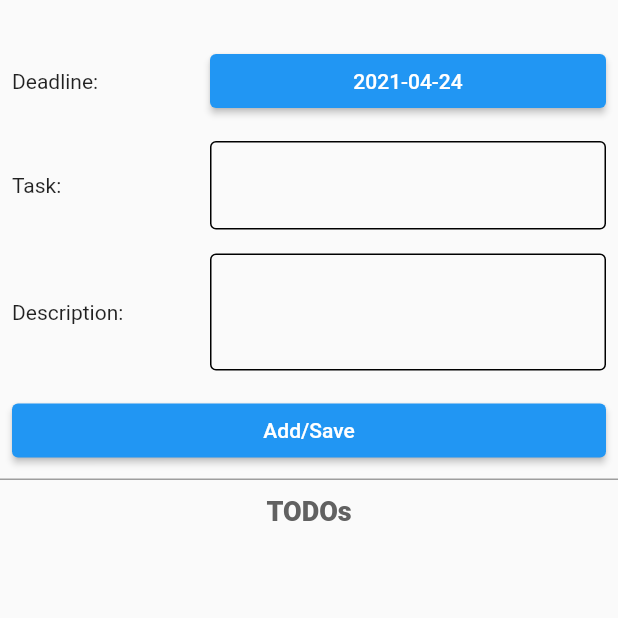
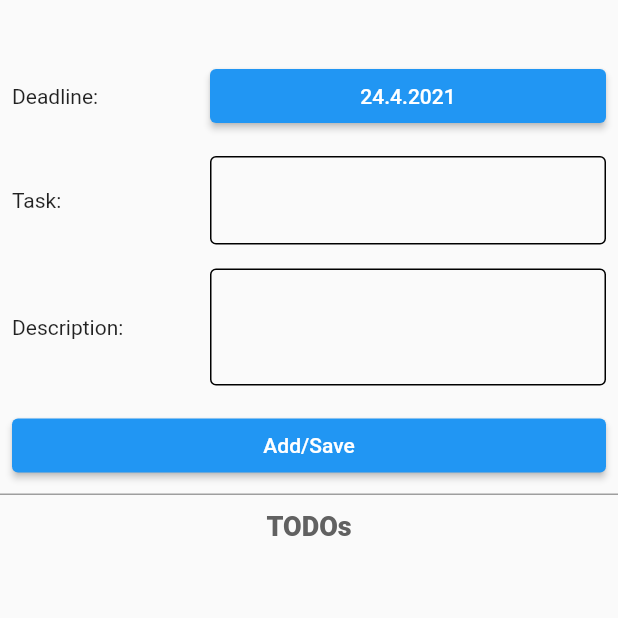
Before and after one commit to mmstq/sample, a Flutter app: the screen it shows after launch, on a phone screen of 412 x 824 dp, the top half of it. Run offline on Flutter 3.47's test engine with Material 2 defaults, Android fonts, the phone set to English and light mode, and no system bars; our stand-ins replace flutter_slidable.

Commit message:
first commit

```diff
--- a/lib/main.dart
+++ b/lib/main.dart
@@ -60,14 +60,14 @@ class _HomeState extends State<Home> {
         builder: (ctx, snapshot) => Column(
           children: [
             Padding(
-              padding: const EdgeInsets.fromLTRB(8, 30, 8, 8),
+              padding: const EdgeInsets.fromLTRB(8, 40, 8, 8),
               child: Row(
                 children: [
                   Expanded(flex: 1, child: Text('Deadline:')),
                   Expanded(
                       flex: 2,
                       child: ElevatedButton(
-                        child: Text("${pickedDate.toLocal()}".split(' ')[0]),
+                        child: Text('${pickedDate.day}.${pickedDate.month}.${pickedDate.year}'),
                         onPressed: () => _selectDate(context),
                       ))
                 ],
@@ -191,7 +191,7 @@ class _HomeState extends State<Home> {
                                     Expanded(
                                       flex: 2,
                                       child: Text(
-                                        '${date.day}-${date.month}-${date.year}',
+                                        '${date.day}.${date.month}.${date.year}',
                                         style: TextStyle(
                                             fontSize: 18,
                                             color: isDue
```
